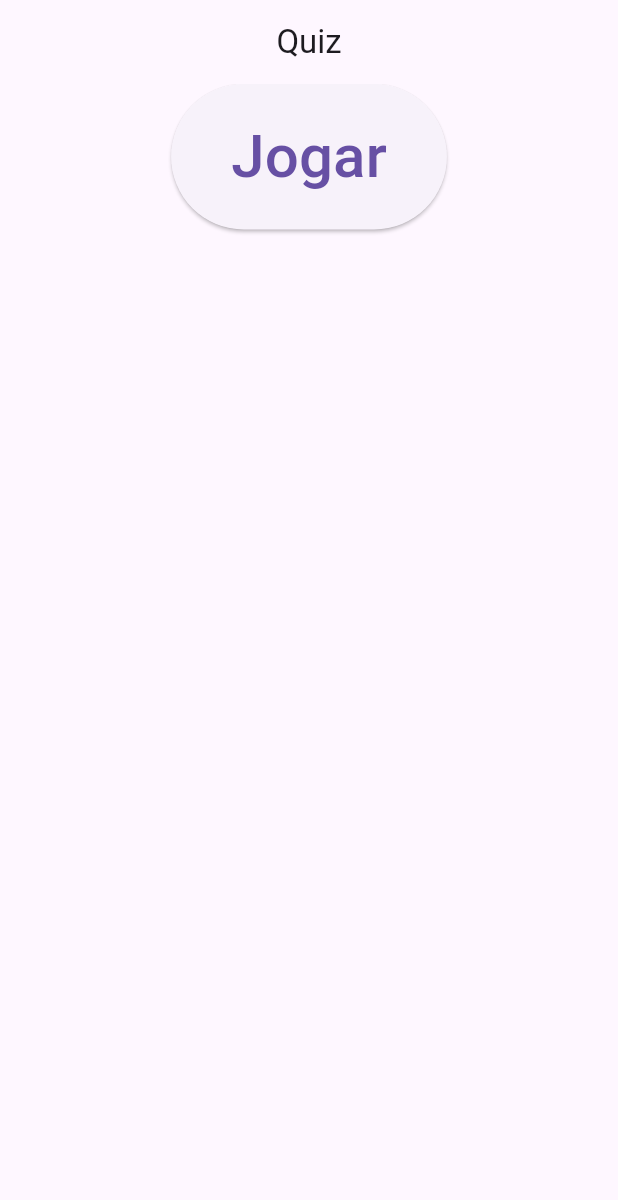
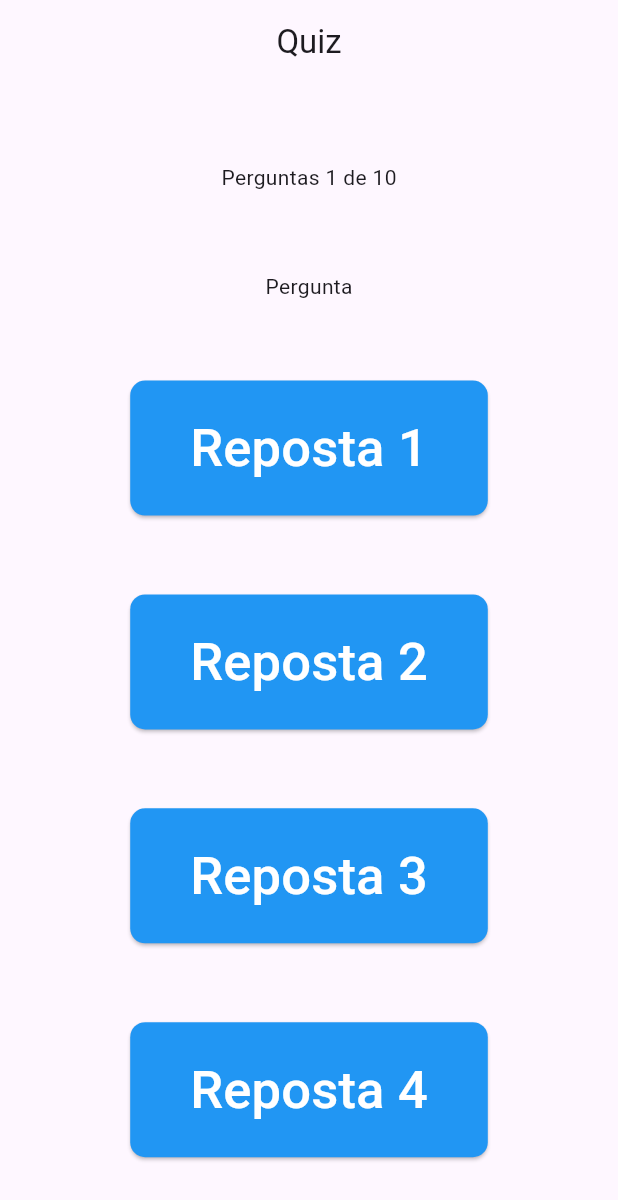
Before and after one commit to iago193/course_flutter, a Flutter app: the screen it shows after launch, on a phone screen of 412 x 824 dp. Shown: the top 1200 px of the screen. Run offline on Flutter 3.47's test engine with Material 3 defaults, Android fonts, the phone set to English and light mode, and no system bars.

Commit message:
quiz list

```diff
--- a/quiz/lib/main.dart
+++ b/quiz/lib/main.dart
@@ -1,37 +1,7 @@
 import 'package:flutter/material.dart';
 import 'package:quiz/pages/homepage.dart';
+import 'package:quiz/pages/quiz.dart';
 
 void main() {
   runApp(Quiz());
 }
-
-class Quiz extends StatefulWidget {
-  const Quiz({super.key});
-
-  @override
-  State<Quiz> createState() => _QuizState();
-}
-
-class _QuizState extends State<Quiz> {
-  @override
-  Widget build(BuildContext context) {
-    return MaterialApp(
-      home: Scaffold(
-        appBar: AppBar(title: Center(child: Text('Quiz'))),
-        body: Center(
-          child: Column(
-            children: [
-              ElevatedButton(
-                onPressed: () {},
-                child: Text('Jogar', style: TextStyle(fontSize: 40)),
-                style: ElevatedButton.styleFrom(
-                  padding: EdgeInsets.fromLTRB(40, 20, 40, 20),
-                ),
-              ),
-            ],
-          ),
-        ),
-      ),
-    );
-  }
-}
--- /dev/null
+++ b/quiz/lib/pages/quiz.dart
@@ -0,0 +1,136 @@
+import 'package:flutter/material.dart';
+
+class Quiz extends StatefulWidget {
+  const Quiz({super.key});
+
+  @override
+  State<Quiz> createState() => _QuizState();
+}
+
+class _QuizState extends State<Quiz> {
+  @override
+  Widget build(BuildContext context) {
+    List quiz = [
+      {
+        'Pergunta': 'Quem descobriu o brasil?',
+        'Repostas': [
+          'Dom Pedro I',
+          'Pedro Alvares Cabral',
+          'Tiradentes',
+          'Dom Pedro II',
+        ],
+        'Alternativa_correta': 2,
+      },
+    ];
+
+    quiz.add({
+      'Pergunta': 'O Flutter é',
+      'Repostas': [
+        'Uma linguagem',
+        'Um aplicativo',
+        'Um notbook',
+        'Um SDK',
+      ],
+      'Alternativa_correta': 4,
+    });
+
+    return MaterialApp(
+      home: Scaffold(
+        appBar: AppBar(title: Center(child: Text('Quiz'))),
+        body: Center(
+          child: Column(
+            mainAxisAlignment: MainAxisAlignment.spaceEvenly,
+            children: [
+              Text('Perguntas 1 de 10'),
+              Text('Pergunta'),
+
+              ElevatedButton(
+                onPressed: () {
+                  print('Teste');
+                },
+                child: Text(
+                  'Reposta 1',
+                  style: TextStyle(
+                    fontSize: 35,
+                    color: Colors.white,
+                    fontWeight: FontWeight(500),
+                  ),
+                ),
+                style: ElevatedButton.styleFrom(
+                  padding: EdgeInsets.fromLTRB(40, 20, 40, 20),
+                  backgroundColor: Colors.blue,
+                  shape: RoundedRectangleBorder(
+                    borderRadius: BorderRadius.circular(10),
+                  ),
+                ),
+              ),
+
+              ElevatedButton(
+                onPressed: () {
+                  print('Teste');
+                },
+                child: Text(
+                  'Reposta 2',
+                  style: TextStyle(
+                    fontSize: 35,
+                    color: Colors.white,
+                    fontWeight: FontWeight(500),
+                  ),
+                ),
+                style: ElevatedButton.styleFrom(
+                  padding: EdgeInsets.fromLTRB(40, 20, 40, 20),
+                  backgroundColor: Colors.blue,
+                  shape: RoundedRectangleBorder(
+                    borderRadius: BorderRadius.circular(10),
+                  ),
+                ),
+              ),
+
+              ElevatedButton(
+                onPressed: () {
+                  print('Teste');
+                },
+                child: Text(
+                  'Reposta 3',
+                  style: TextStyle(
+                    fontSize: 35,
+                    color: Colors.white,
+                    fontWeight: FontWeight(500),
+                  ),
+                ),
+                style: ElevatedButton.styleFrom(
+                  padding: EdgeInsets.fromLTRB(40, 20, 40, 20),
+                  backgroundColor: Colors.blue,
+                  shape: RoundedRectangleBorder(
+                    borderRadius: BorderRadius.circular(10),
+                  ),
+                ),
+              ),
+
+              ElevatedButton(
+                onPressed: () {
+                  print('Teste');
+                },
+                child: Text(
+                  'Reposta 4',
+                  style: TextStyle(
+                    fontSize: 35,
+                    color: Colors.white,
+                    fontWeight: FontWeight(500),
+                  ),
+                ),
+                style: ElevatedButton.styleFrom(
+                  padding: EdgeInsets.fromLTRB(40, 20, 40, 20),
+                  backgroundColor: Colors.blue,
+                  shape: RoundedRectangleBorder(
+                    borderRadius: BorderRadius.circular(10),
+                  ),
+                ),
+              ),
+            ],
+          ),
+        ),
+      ),
+    );
+  }
+}
```
